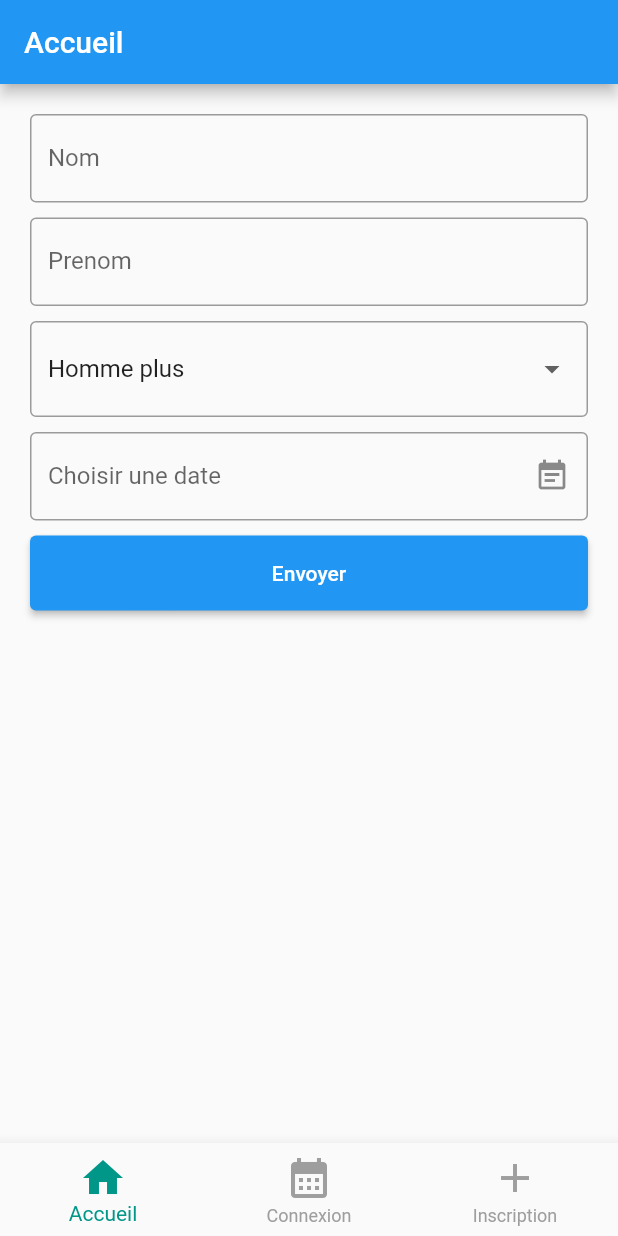
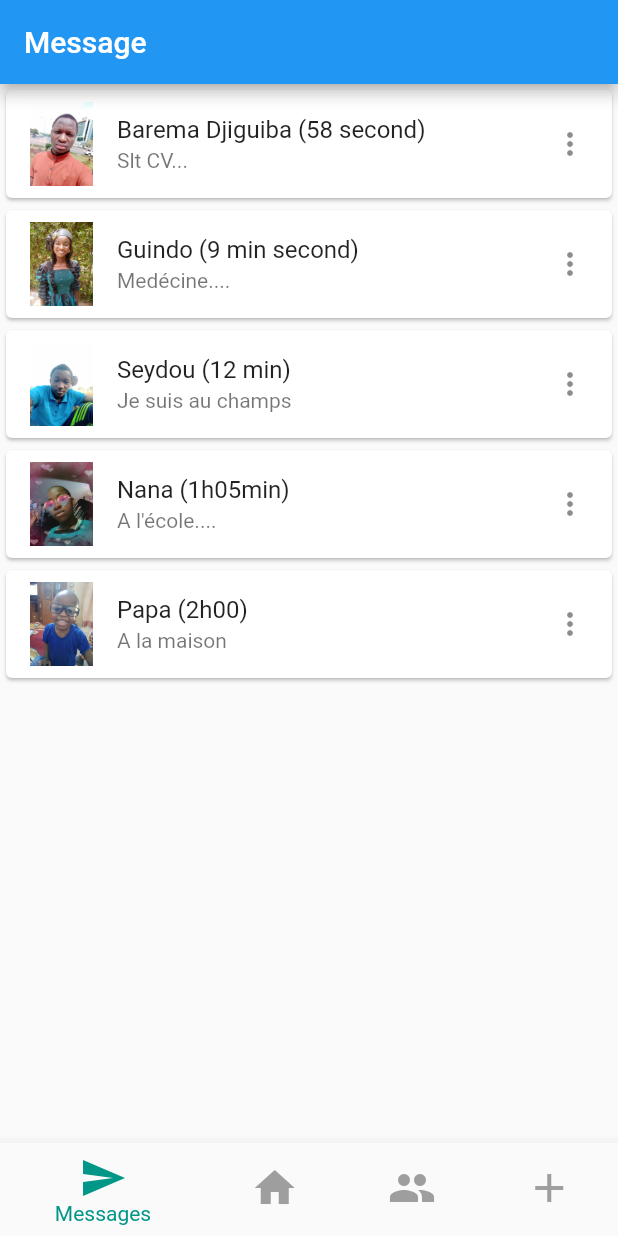
Before and after one commit to Djiguiba01/NekaSugu, a Flutter app: the screen it shows after launch, on a phone screen of 412 x 824 dp. Run offline on Flutter 3.47's test engine with Material 2 defaults, Android fonts, the light colour scheme and no system bars; drawn by our look-alikes of date_field; missing offline and left inert: dart:html.

Commit message:
Ajout message

```diff
--- /dev/null
+++ b/lib/Pages/messages.dart
@@ -0,0 +1,80 @@
+import 'dart:html';
+
+import 'package:flutter/material.dart';
+
+class Message extends StatefulWidget {
+  const Message({super.key});
+
+  @override
+  State<Message> createState() => _MessageState();
+}
+
+class _MessageState extends State<Message> {
+  //  UNE BASE DE DONNEE STATIQUE
+  final envoimessage = [
+    {
+      "nomComplet": "Barema Djiguiba",
+      "date": "58 second",
+      "description": "Slt CV...",
+      "photo": "djiguiba"
+    },
+    {
+      "nomComplet": "Guindo",
+      "date": "9 min second",
+      "description": "Medécine....",
+      "photo": "guindo"
+    },
+    {
+      "nomComplet": "Seydou",
+      "date": "12 min",
+      "description": "Je suis au champs",
+      "photo": "seydou"
+    },
+    {
+      "nomComplet": "Nana",
+      "date": "1h05min",
+      "description": "A l'école....",
+      "photo": "nana"
+    },
+    {
+      "nomComplet": "Papa",
+      "date": "2h00",
+      "description": "A la maison",
+      "photo": "papa"
+    }
+  ];
+
+  @override
+  Widget build(BuildContext context) {
+    return Scaffold(
+      // appBar: AppBar(
+      //   title: Text("Messages"),
+      // ),
+      body: Center(
+
+          //  GENERER AUTOMATIQUEMENT LES MESSAGES QUI SONT DANS LA BASE DE DONNEE (STATIQUE)
+          child: ListView.builder(
+        itemCount: envoimessage.length, //=>
+
+        itemBuilder: (context, index) {
+          // Appel des variables:::::::
+          final message = envoimessage[index];
+          final photo = message['photo'];
+          final nomComplet = message['nomComplet'];
+          final description = message['description'];
+          final date = message['date'];
+
+          //  CONTENU MESSAGES AFFICHAGE QUI SONT DANS LA BASE DE DONNEE::::::::::::
+          return Card(
+            child: ListTile(
+              leading: Image.asset("assets/images/$photo.jpg"),
+              title: Text('$nomComplet ($date)'),
+              subtitle: Text('$description'),
+              trailing: Icon(Icons.more_vert),
+            ),
+          );
+        },
+      )),
+    );
+  }
+}
--- a/lib/main.dart
+++ b/lib/main.dart
@@ -2,6 +2,7 @@ import 'package:flutter/material.dart';
 import 'Pages/Accueil.dart';
 import 'Pages/connexion.dart';
 import 'Pages/inscription.dart';
+import 'Pages/messages.dart';
 
 void main() {
   runApp(const NekaSugu());
@@ -32,6 +33,7 @@ class _NekaSuguState extends State<NekaSugu> {
         appBar: AppBar(
           //ENTETE CONTENUES DES DIFFERENTES PAGES
           title: [
+            Text("Message"),
             Text("Accueil"),
             Text("Connexion"),
             Text("Inscription"),
@@ -40,9 +42,10 @@ class _NekaSuguState extends State<NekaSugu> {
 
         // body: Accueil(),
         body: [
-          Inscription(),
+          Message(),
           Accueil(),
           Connexion(),
+          Inscription(),
         ][_currentIndex],
 
         bottomNavigationBar: BottomNavigationBar(
@@ -60,13 +63,17 @@ class _NekaSuguState extends State<NekaSugu> {
             // elevation: 30,
             items: const [
               // Accueil ::::::::::::::::
+              BottomNavigationBarItem(
+                  icon: Icon(Icons.send), label: 'Messages'),
+
+              // Accueil ::::::::::::::::
               BottomNavigationBarItem(icon: Icon(Icons.home), label: 'Accueil'),
 
-              //   ::::::::::::::::::::::
+              //  Connexion ::::::::::::::::::::::
               BottomNavigationBarItem(
-                  icon: Icon(Icons.calendar_month), label: 'Connexion'),
+                  icon: Icon(Icons.people), label: 'Connexion'),
 
-              //   ::::::::::::::::::::::
+              //   Inscription::::::::::::::::::::::
               BottomNavigationBarItem(
                   icon: Icon(Icons.add), label: 'Inscription'),
             ]),
```
Also changed, not shown: assets/images/IMG_20221211_131518_500.jpg (added), assets/images/djiguiba.jpg (added), assets/images/guindo.jpg (added), assets/images/nana.jpg (added), assets/images/papa.jpg (added), assets/images/seydou.jpg (added).
